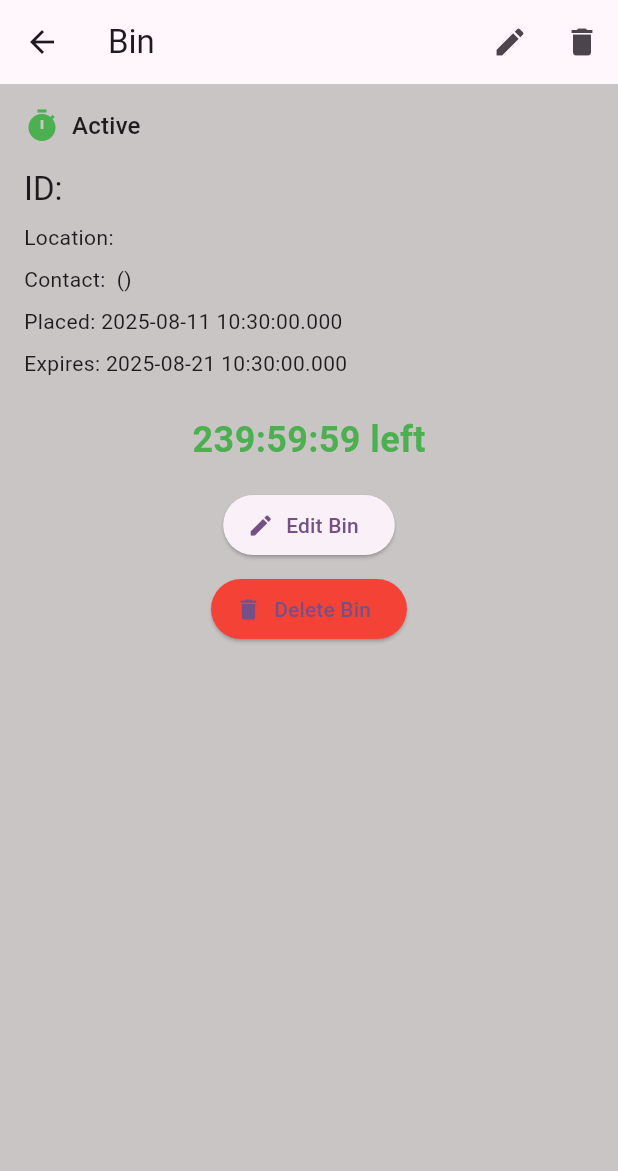
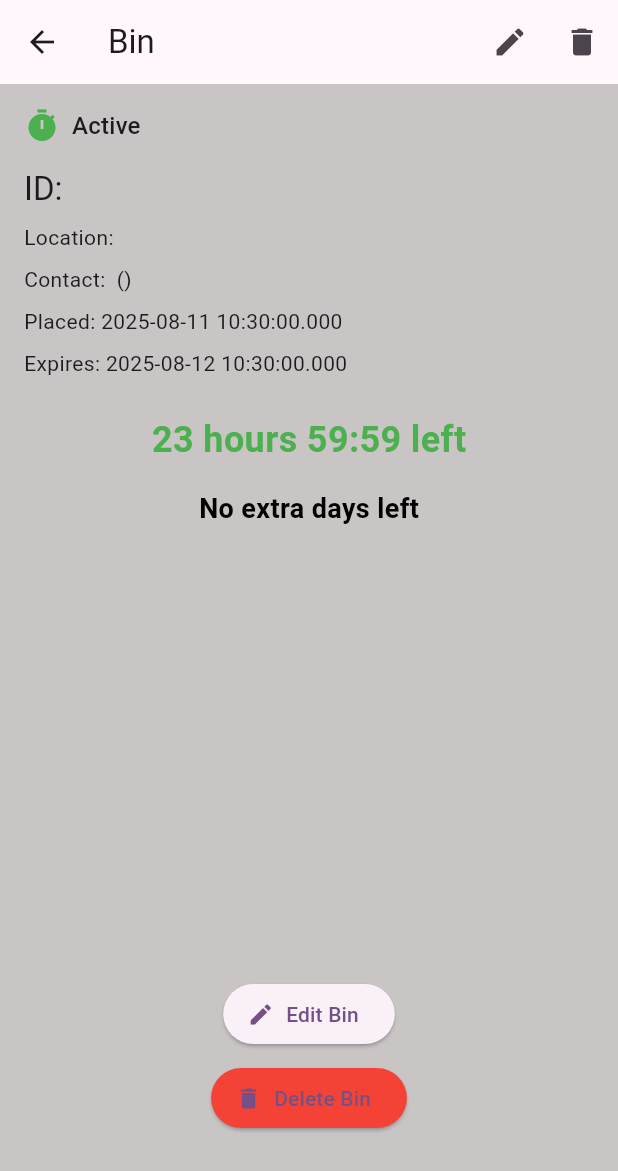
Before and after one commit to cgaldan/bin_tracker, a Flutter app: the BinDetailScreen screen opened directly with empty values, on a phone screen of 412 x 824 dp. Shown: the top 1171 px of the screen. Run offline on Flutter 3.47's test engine with Material 3 defaults, Android fonts, the phone set to English and light mode, and no system bars; our stand-ins replace hive, hive_flutter; accounts and stored records are empty.

Commit message:
feat: add extra days counter

```diff
--- a/lib/models/bin_model.dart
+++ b/lib/models/bin_model.dart
@@ -31,7 +31,7 @@ class BinItem {
     required this.endDate,
   });
 
-  DateTime get expiresAt => startDate.add(const Duration(days: 10));
+  DateTime get expiresAt => startDate.add(const Duration(hours: 24));
 
   int get daysLeft {
     final now = DateTime.now();
--- a/lib/screens/bin_detail_screen.dart
+++ b/lib/screens/bin_detail_screen.dart
@@ -46,10 +46,26 @@ class _BinDetailScreenState extends State<BinDetailScreen> {
     String _formatDuration(Duration duration) {
         final isNegative = duration.isNegative;
         final dur = duration.abs();
-        final hours = dur.inHours.remainder(100000).toString().padLeft(2, '0');
+        if (dur.inDays > 0) {
+            return '${dur.inDays} day${dur.inDays == 1 ? '' : 's'} and'
+                ' ${dur.inHours.remainder(24).toString().padLeft(2, '0')}:'
+                '${dur.inMinutes.remainder(60).toString().padLeft(2, '0')}:'
+                '${dur.inSeconds.remainder(60).toString().padLeft(2, '0')}';
+        }
+        if (dur.inHours > 0) {
+            return '${dur.inHours} hour${dur.inHours == 1 ? '' : 's'}'
+                ' ${dur.inMinutes.remainder(60).toString().padLeft(2, '0')}:'
+                '${dur.inSeconds.remainder(60).toString().padLeft(2, '0')}';
+        }
         final minutes = dur.inMinutes.remainder(60).toString().padLeft(2, '0');
         final seconds = dur.inSeconds.remainder(60).toString().padLeft(2, '0');
-        return '${isNegative ? '-' : ''}$hours:$minutes:$seconds';
+        return '${isNegative ? '-' : ''}:$minutes:$seconds';
+    }
+
+    int _extraDays() {
+        final now = DateTime.now();
+        final extra = _bin.expiresAt.difference(now).inDays;
+        return -extra;
     }
 
     Future<void> _onEdit() async {
@@ -107,9 +123,14 @@ class _BinDetailScreenState extends State<BinDetailScreen> {
     @override
     Widget build(BuildContext context) {
         final expired = _remaining.isNegative;
+        final extraDays = _extraDays() > 0;
         final statusText = expired
             ? 'Expired ${_formatDuration(_remaining)} ago'
             : '${_formatDuration(_remaining)} left';
+
+        final extraDaysText = extraDays
+            ? 'Extra days: ${_extraDays()}'
+            : 'No extra days left';
 
         return Scaffold(
             appBar: AppBar(
@@ -153,6 +174,13 @@ class _BinDetailScreenState extends State<BinDetailScreen> {
                                             color: expired ? Colors.red : Colors.green,
                                         )),
                                     const SizedBox(height: 16),
+                                    Text(extraDaysText,
+                                        style: TextStyle(
+                                            fontSize: 18,
+                                            fontWeight: FontWeight.bold,
+                                            color: extraDays ? Colors.green.shade800 : Colors.black,
+                                            )),
+                                    const SizedBox(height: 300),
                                     ElevatedButton.icon(
                                         icon: const Icon(Icons.edit),
                                         label: const Text('Edit Bin'),
```
